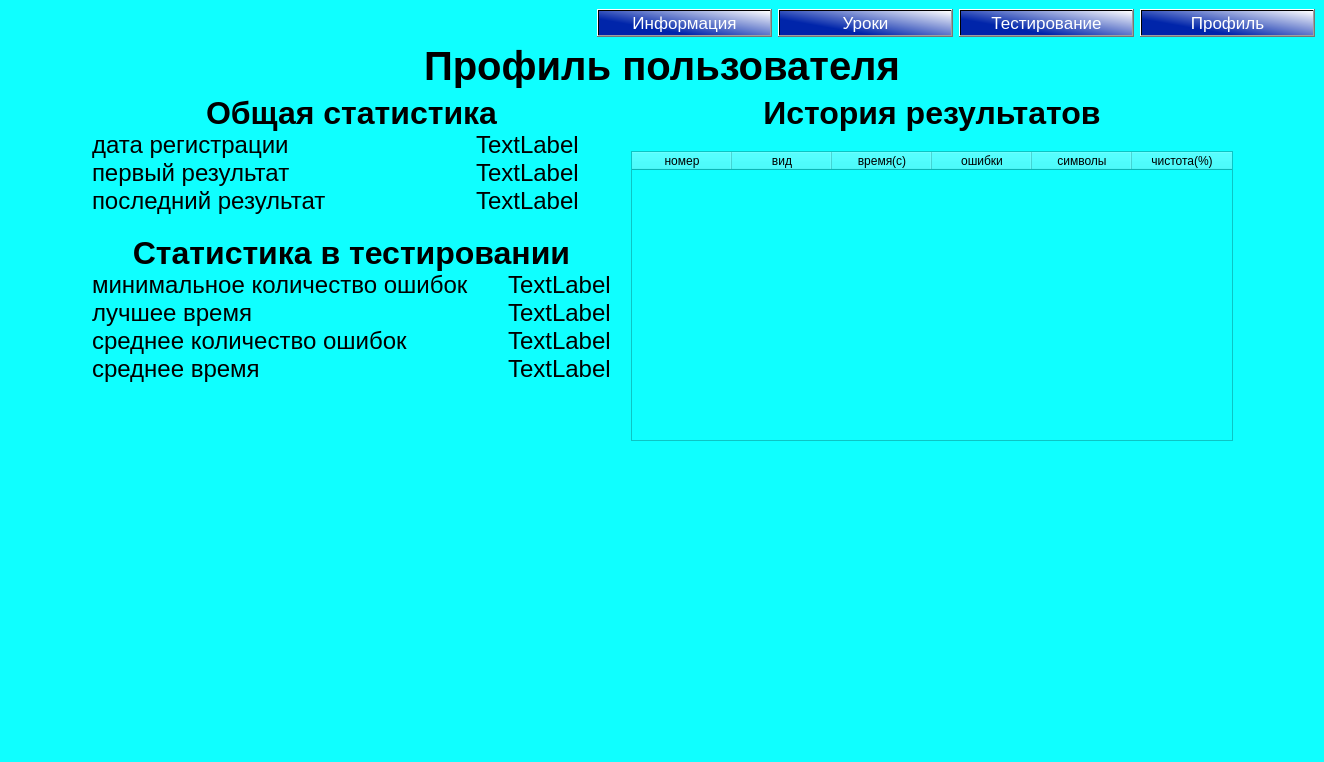
This is qt_designer/profile.ui in Alpha-x-prog/keyboard as Qt 5 draws it before an edit. The edited form follows.
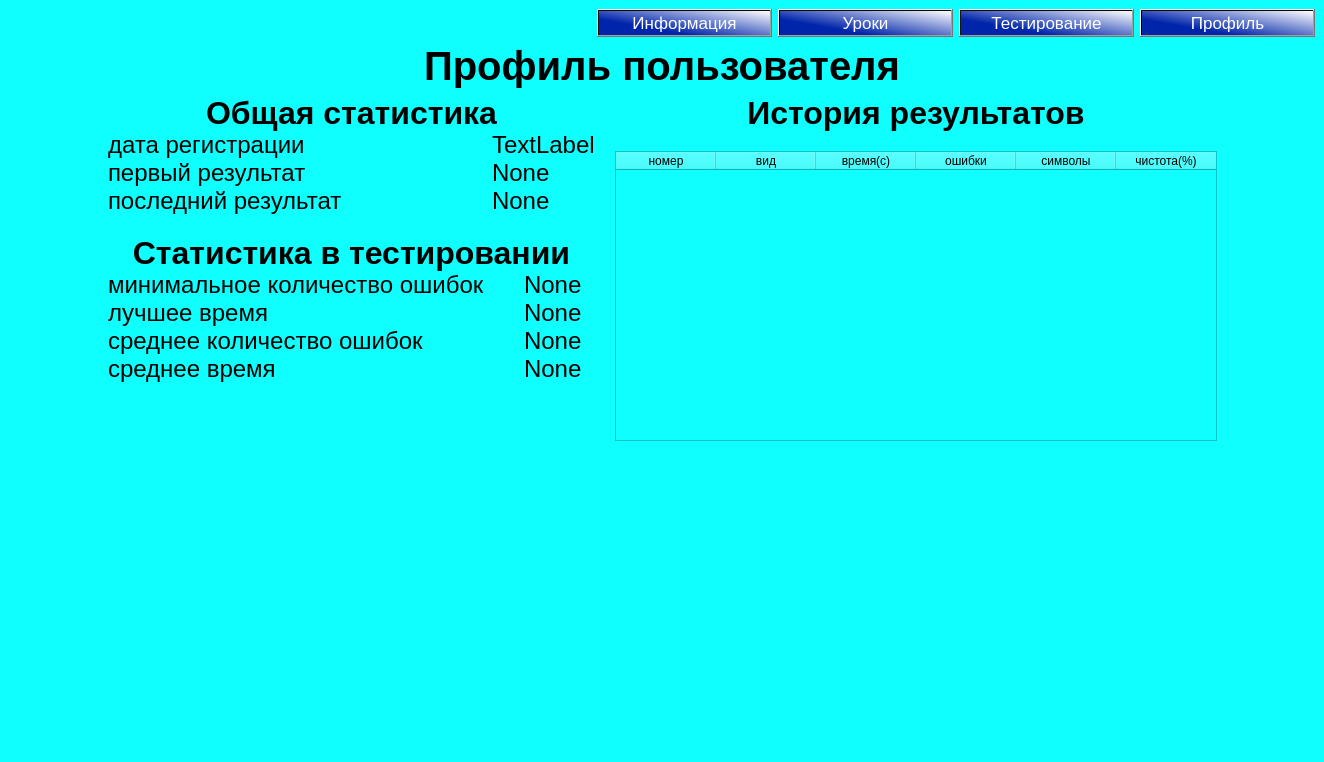
This is the edited form.

Patch:
```diff
--- a/qt_designer/profile.ui
+++ b/qt_designer/profile.ui
@@ -284,7 +284,7 @@
                  </font>
                 </property>
                 <property name="text">
-                 <string>TextLabel</string>
+                 <string>None</string>
                 </property>
                </widget>
               </item>
@@ -308,7 +308,7 @@
                  </font>
                 </property>
                 <property name="text">
-                 <string>TextLabel</string>
+                 <string>None</string>
                 </property>
                </widget>
               </item>
@@ -371,7 +371,7 @@
                </font>
               </property>
               <property name="text">
-               <string>TextLabel</string>
+               <string>None</string>
               </property>
              </widget>
             </item>
@@ -395,7 +395,7 @@
                </font>
               </property>
               <property name="text">
-               <string>TextLabel</string>
+               <string>None</string>
               </property>
              </widget>
             </item>
@@ -419,7 +419,7 @@
                </font>
               </property>
               <property name="text">
-               <string>TextLabel</string>
+               <string>None</string>
               </property>
              </widget>
             </item>
@@ -443,7 +443,7 @@
                </font>
               </property>
               <property name="text">
-               <string>TextLabel</string>
+               <string>None</string>
               </property>
              </widget>
             </item>
```
